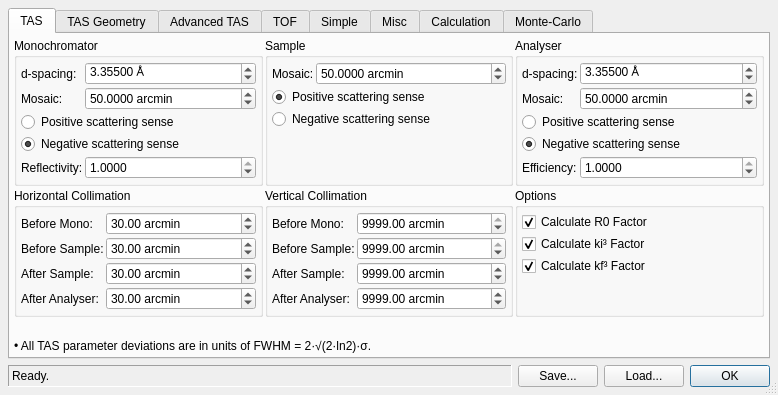
The window that ui/reso.ui (tweber-ill/frm_mirror-takin1) describes before a commit, drawn with Qt 5.
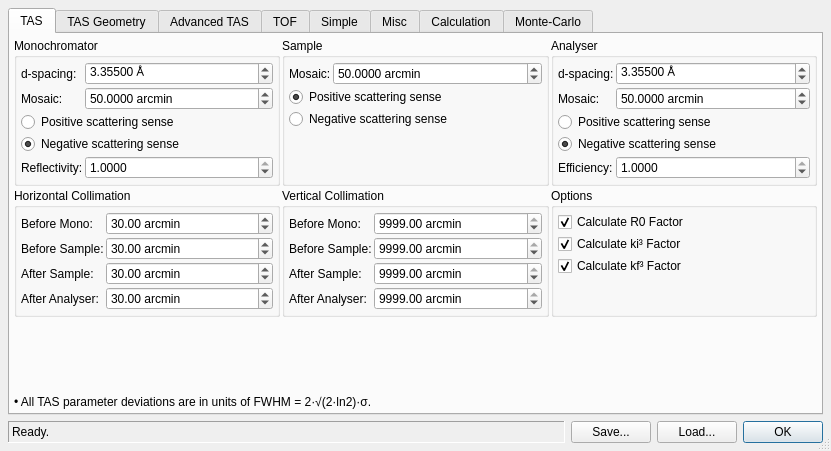
The same window after the commit. The open tabs and pages were chosen to show the change.

Commit message: optimised cn calc

```diff
--- a/ui/reso.ui
+++ b/ui/reso.ui
@@ -6,8 +6,8 @@
    <rect>
     <x>0</x>
     <y>0</y>
-    <width>778</width>
-    <height>395</height>
+    <width>831</width>
+    <height>451</height>
    </rect>
   </property>
   <property name="windowTitle">
@@ -556,7 +556,7 @@
              <string> arcmin</string>
             </property>
             <property name="maximum">
-             <double>99990000.000000000000000</double>
+             <double>9999.000000000000000</double>
             </property>
             <property name="value">
              <double>9999.000000000000000</double>
@@ -576,7 +576,7 @@
              <string> arcmin</string>
             </property>
             <property name="maximum">
-             <double>99990000.000000000000000</double>
+             <double>9999.000000000000000</double>
             </property>
             <property name="value">
              <double>9999.000000000000000</double>
```
The commit also changes 1 other file.
